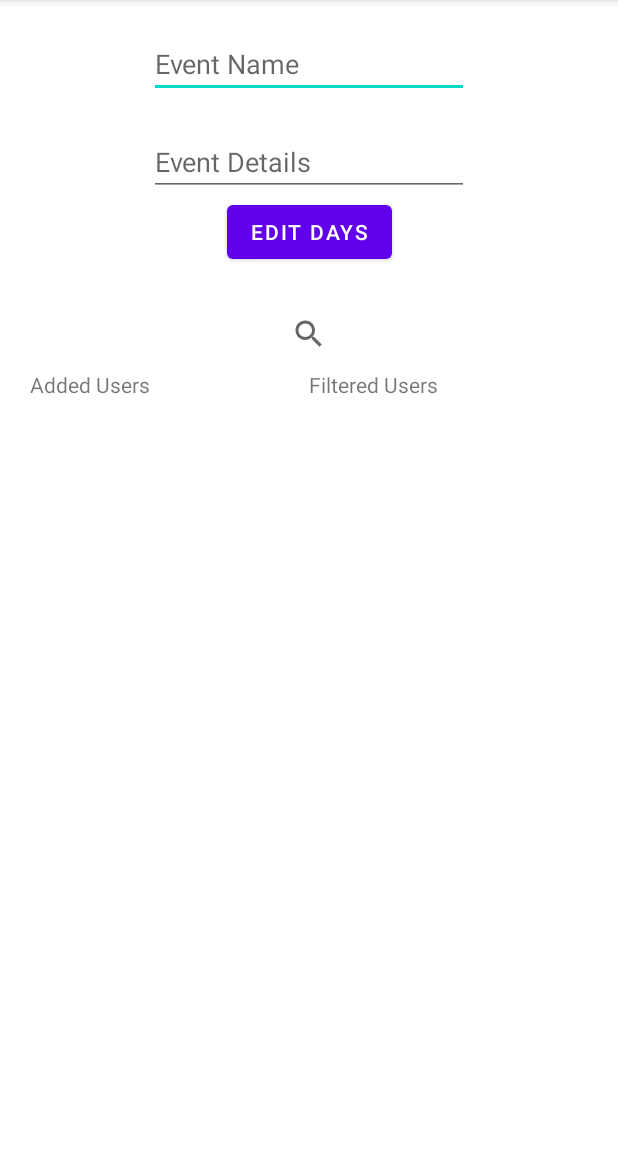
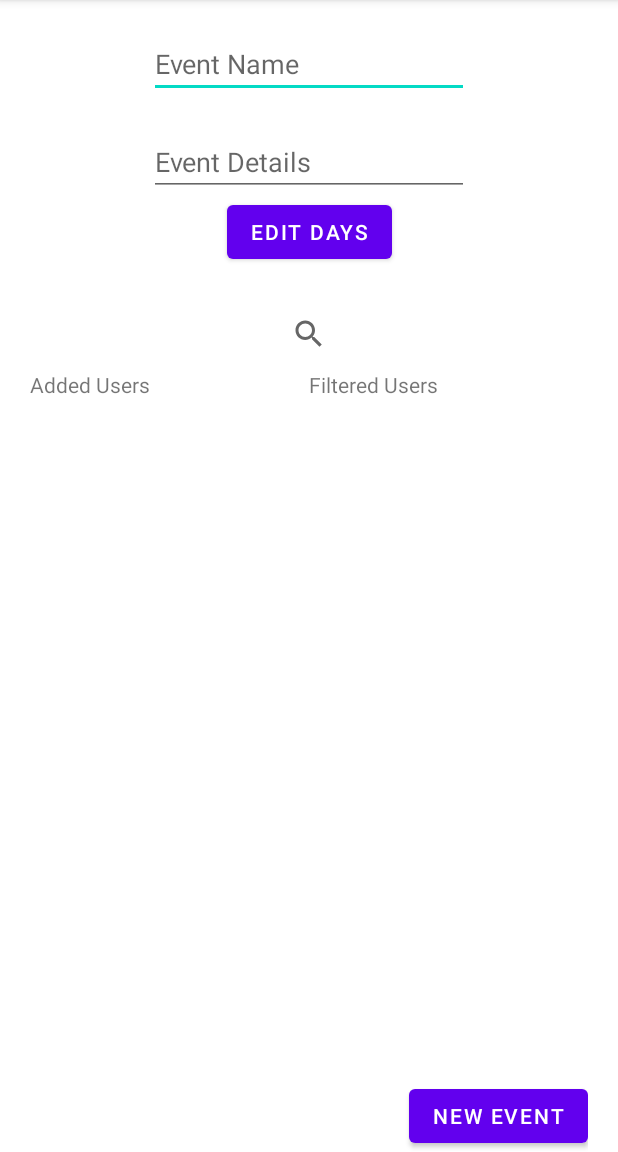
Before and after one commit to Gathr-ly/Gathr-ly-2.0, an Android app: the NewEventActivity screen opened directly, with no data from a screen before it, on a phone screen of 412 x 824 dp, the part 84-1236 px from its top. Run offline under Robolectric (Android 15) with nearby library versions, the phone set to English and light mode, and no system bars; libraries missing offline, so code that uses them is left out: com.parse, com.prolificinteractive.materialcalendarview; 5 statements that could not run were skipped.

```diff
--- a/app/src/main/java/com/herbert/gathr_ly/MainActivity.kt
+++ b/app/src/main/java/com/herbert/gathr_ly/MainActivity.kt
@@ -51,7 +51,7 @@ class MainActivity : AppCompatActivity() {
         // queryPosts()
     }
 
-    fun newEventAction(view: View) {
+    fun newEventScreenAction(view: View) {
         val intent = Intent(this@MainActivity, NewEventActivity::class.java)
         startActivity(intent)
     }
--- /dev/null
+++ b/app/src/main/res/drawable/border.xml
@@ -0,0 +1,5 @@
+<?xml version="1.0" encoding="utf-8"?>
+<shape xmlns:android="http://schemas.android.com/apk/res/android" android:shape="rectangle">
+    <solid android:color="@color/design_default_color_background" />
+    <stroke android:width="1dip" android:color="#4fa5d5" />
+</shape>
--- a/app/src/main/res/layout/activity_new_event.xml
+++ b/app/src/main/res/layout/activity_new_event.xml
@@ -40,7 +40,8 @@
         android:text="Edit Days"
         app:layout_constraintTop_toBottomOf="@id/etDetails"
         app:layout_constraintStart_toStartOf="parent"
-        app:layout_constraintEnd_toEndOf="parent"/>
+        app:layout_constraintEnd_toEndOf="parent"
+        android:onClick="editDaysAction"/>
 
     <SearchView
         android:id="@+id/search"
@@ -84,4 +85,12 @@
         app:layout_constraintTop_toBottomOf="@id/tvFilteredUsers"
         app:layout_constraintEnd_toEndOf="parent"
         app:layout_constraintStart_toStartOf="@+id/tvFilteredUsers"/>
+
+    <Button
+        android:layout_width="wrap_content"
+        android:layout_height="wrap_content"
+        android:text="New Event"
+        app:layout_constraintEnd_toEndOf="parent"
+        app:layout_constraintBottom_toBottomOf="parent"
+        android:onClick="newEventAction"/>
 </androidx.constraintlayout.widget.ConstraintLayout>
--- a/app/src/main/res/layout/fragment_events.xml
+++ b/app/src/main/res/layout/fragment_events.xml
@@ -20,6 +20,6 @@
         android:text="New Event"
         app:layout_constraintEnd_toEndOf="parent"
         app:layout_constraintBottom_toBottomOf="parent"
-        android:onClick="newEventAction"/>
+        android:onClick="newEventScreenAction"/>
 
 </androidx.constraintlayout.widget.ConstraintLayout>
--- a/app/src/main/res/values/styles.xml
+++ b/app/src/main/res/values/styles.xml
@@ -7,4 +7,10 @@
         <item name="android:background">?android:attr/listDivider</item>
     </style>
 
+    <style name="VerticalDivider">
+        <item name="android:layout_width">2dp</item>
+        <item name="android:layout_height">match_parent</item>
+        <item name="android:background">?android:attr/listDivider</item>
+    </style>
+
 </resources>
```
Also changed, not shown: app/src/main/java/com/herbert/gathr_ly/NewEventActivity.kt (+26 -6 lines), app/src/main/res/layout/popup_edit_days.xml (added, +51 -0 lines).
